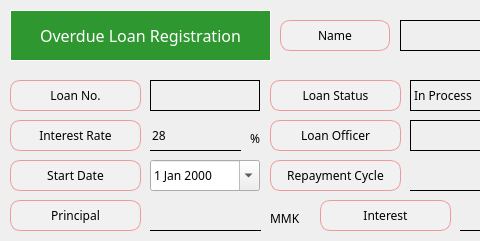
DY-Microfinance-Customer-Management/dymf-algorithm, file app/src/pages/overdue/post_registration.ui: the form before one commit; both pictures show x 0 to 480 and y 0 to 241 of the 1170 by 241 pixel window.
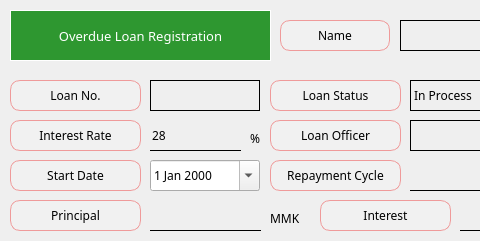
The form after the commit.

Patch:
```diff
--- a/app/src/pages/overdue/post_registration.ui
+++ b/app/src/pages/overdue/post_registration.ui
@@ -96,7 +96,7 @@
     <property name="font">
      <font>
       <family>Arial Black</family>
-      <pointsize>12</pointsize>
+      <pointsize>10</pointsize>
      </font>
     </property>
     <property name="styleSheet">
```
